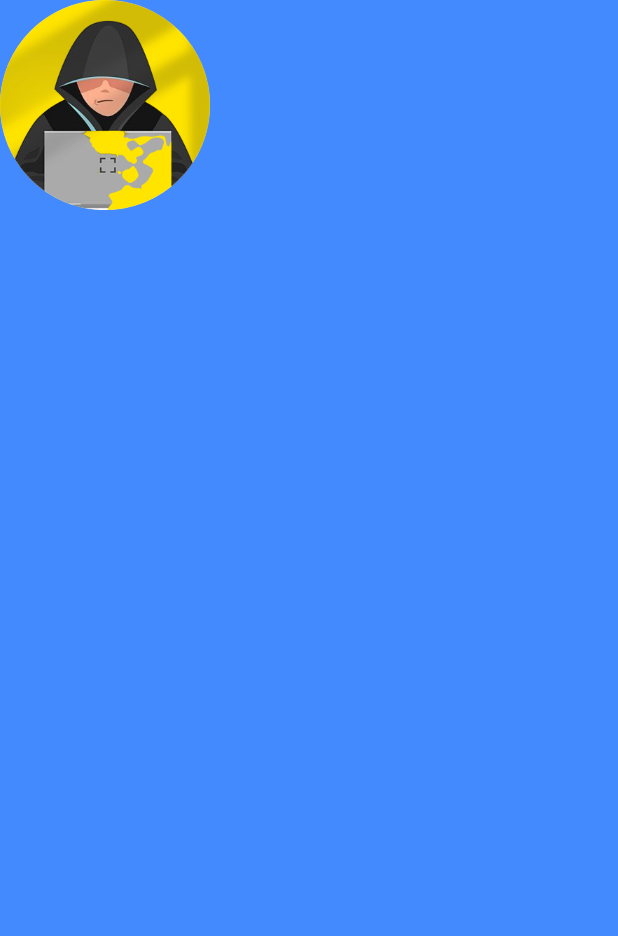
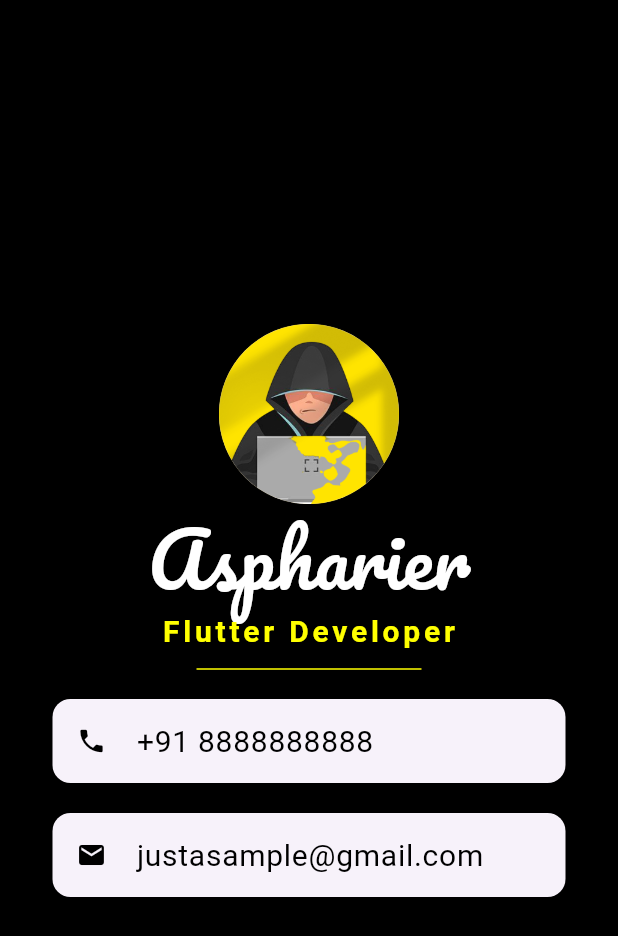
Before and after one commit to Aspharier/mi_card_flutter_app, a Flutter app: the screen it shows after launch, on a phone screen of 412 x 824 dp. Shown: the top 936 px of the screen. Run offline on Flutter 3.47's test engine with Material 3 defaults, Android fonts, the phone set to English and light mode, and no system bars; Roboto replaces fonts that are missing (MontserratAlternates); project files that could hold a hidden picture were left out.

Commit message:
third and final commit added CircleAvatar added couple of texts added card, listTile widgets and added App icon

```diff
--- a/lib/main.dart
+++ b/lib/main.dart
@@ -14,14 +14,81 @@ class MyApp extends StatelessWidget {
     return const MaterialApp(
       debugShowCheckedModeBanner: false,
       home: Scaffold(
-        backgroundColor: Colors.blueAccent,
+        backgroundColor: Colors.black,
         body: SafeArea(
           child: Column(
+            mainAxisAlignment: MainAxisAlignment.center,
+            mainAxisSize: MainAxisSize.max,
             children: <Widget>[
               CircleAvatar(
-                radius: 70.0,
+                radius: 60.0,
                 child: Image(
                   image: AssetImage('assetImages/p6.png'),
+                ),
+              ),
+              Text(
+                'Aspharier',
+                style: TextStyle(
+                  fontFamily: 'Pacifico',
+                  fontSize: 50.0,
+                  color: Colors.white,
+                  fontWeight: FontWeight.normal,
+                ),
+              ),
+              Text(
+                'Flutter Developer',
+                style: TextStyle(
+                  fontSize: 20.0,
+                  color: Colors.yellowAccent,
+                  fontFamily: 'MontserratAlternates',
+                  fontWeight: FontWeight.bold,
+                  letterSpacing: 2.5,
+                ),
+              ),
+              SizedBox(
+                height: 20.0,
+                width: 150.0,
+                child: Divider(
+                  color: Colors.yellowAccent,
+                ),
+              ),
+              Card(
+                margin: EdgeInsets.symmetric(vertical: 10.0, horizontal: 35.0),
+                child: ListTile(
+                  leading: Icon(
+                    Icons.phone,
+                    color: Colors.black,
+                    size: 20.0,
+                  ),
+                  title: Text(
+                    '+91 8888888888',
+                    style: TextStyle(
+                      fontFamily: 'MontserratAlternates',
+                      color: Colors.black,
+                      fontSize: 20.0,
+                    ),
+                  ),
+                ),
+              ),
+              SizedBox(
+                width: 20.0,
+              ),
+              Card(
+                margin: EdgeInsets.symmetric(vertical: 10.0, horizontal: 35.0),
+                child: ListTile(
+                  leading: Icon(
+                    Icons.mail,
+                    color: Colors.black,
+                    size: 20.0,
+                  ),
+                  title: Text(
+                    'justasample@gmail.com',
+                    style: TextStyle(
+                      color: Colors.black,
+                      fontFamily: 'MontserratAlternates',
+                      fontSize: 20.0,
+                    ),
+                  ),
                 ),
               ),
             ],
```
Also changed, not shown: pubspec.yaml (+7 -5 lines), fonts/MontserratAlternates-Regular.ttf (added), fonts/Pacifico-Regular.ttf (added), 37 other files.
